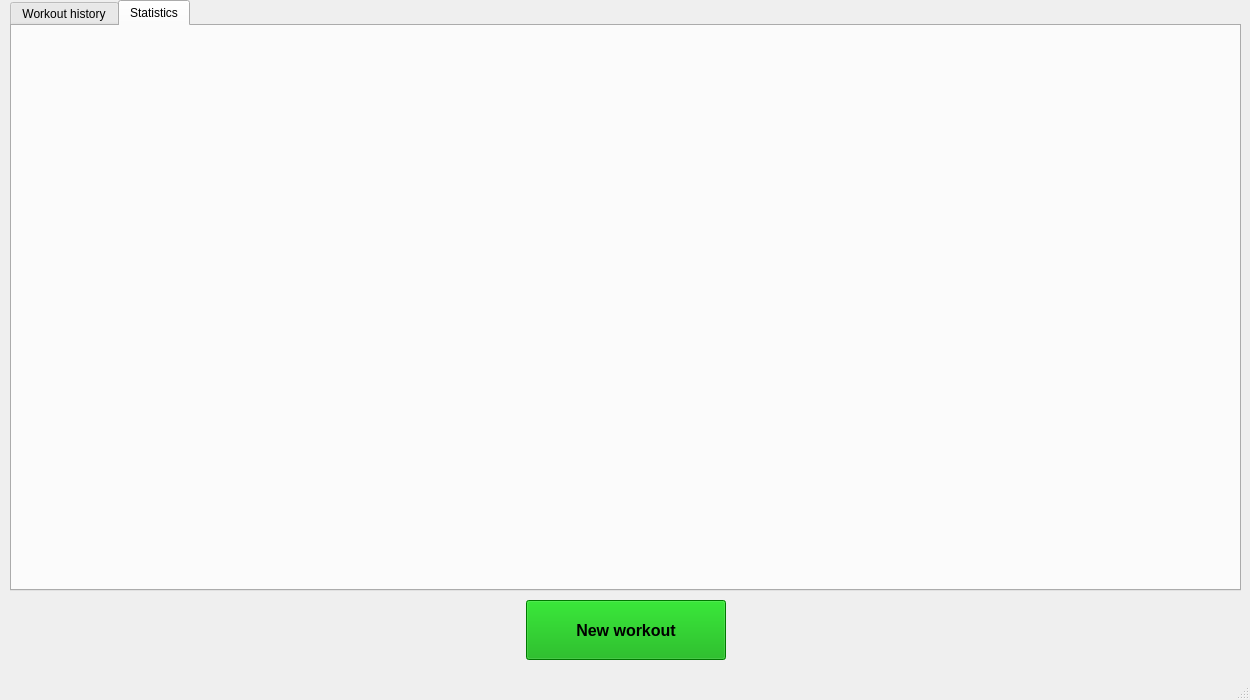
Old version of the form resources/mainwindow.ui in the repository CGodiksen/exercise-bike-logger.
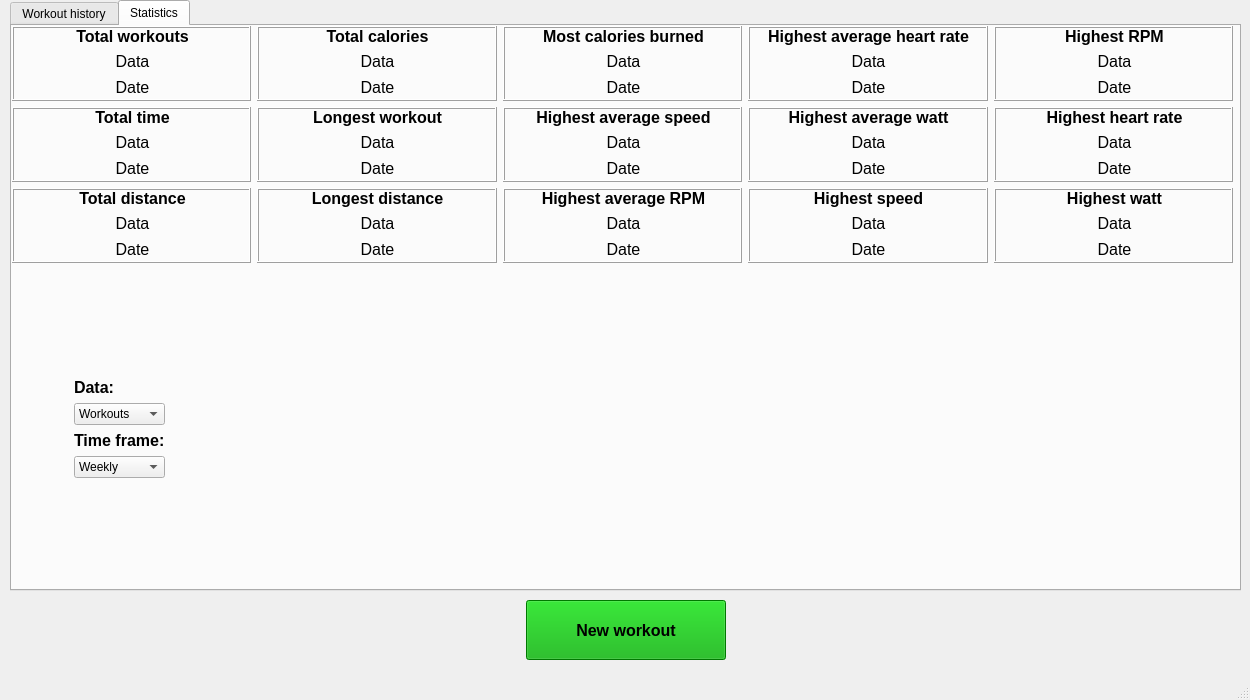
New version of the form. The open tabs and pages were chosen to show the change.

Commit message: Created the basic ui layout for the mainwindow page that contains the statistics.

```diff
--- a/resources/mainwindow.ui
+++ b/resources/mainwindow.ui
@@ -777,6 +777,1216 @@
      <attribute name="title">
       <string>Statistics</string>
      </attribute>
+     <widget class="QWidget" name="verticalLayoutWidget_14">
+      <property name="geometry">
+       <rect>
+        <x>0</x>
+        <y>0</y>
+        <width>1221</width>
+        <height>561</height>
+       </rect>
+      </property>
+      <layout class="QVBoxLayout" name="verticalLayout_15">
+       <item>
+        <layout class="QGridLayout" name="gridLayout_3">
+         <item row="2" column="0">
+          <widget class="QFrame" name="frame_13">
+           <property name="minimumSize">
+            <size>
+             <width>75</width>
+             <height>75</height>
+            </size>
+           </property>
+           <property name="frameShape">
+            <enum>QFrame::Box</enum>
+           </property>
+           <property name="frameShadow">
+            <enum>QFrame::Raised</enum>
+           </property>
+           <widget class="QWidget" name="verticalLayoutWidget_16">
+            <property name="geometry">
+             <rect>
+              <x>0</x>
+              <y>0</y>
+              <width>241</width>
+              <height>71</height>
+             </rect>
+            </property>
+            <layout class="QVBoxLayout" name="verticalLayout_18">
+             <item>
+              <widget class="QLabel" name="label_22">
+               <property name="font">
+                <font>
+                 <pointsize>12</pointsize>
+                 <weight>75</weight>
+                 <bold>true</bold>
+                </font>
+               </property>
+               <property name="text">
+                <string>Total distance</string>
+               </property>
+               <property name="alignment">
+                <set>Qt::AlignCenter</set>
+               </property>
+              </widget>
+             </item>
+             <item>
+              <widget class="QLabel" name="totalDistanceLabel">
+               <property name="font">
+                <font>
+                 <pointsize>12</pointsize>
+                </font>
+               </property>
+               <property name="text">
+                <string>Data</string>
+               </property>
+               <property name="alignment">
+                <set>Qt::AlignCenter</set>
+               </property>
+              </widget>
+             </item>
+             <item>
+              <widget class="QLabel" name="label_23">
+               <property name="font">
+                <font>
+                 <pointsize>12</pointsize>
+                </font>
+               </property>
+               <property name="text">
+                <string>Date</string>
+               </property>
+               <property name="alignment">
+                <set>Qt::AlignCenter</set>
+               </property>
+              </widget>
+             </item>
+            </layout>
+           </widget>
+          </widget>
+         </item>
+         <item row="2" column="4">
+          <widget class="QFrame" name="frame_17">
+           <property name="frameShape">
+            <enum>QFrame::Box</enum>
+           </property>
+           <property name="frameShadow">
+            <enum>QFrame::Raised</enum>
+           </property>
+           <widget class="QWidget" name="verticalLayoutWidget_32">
+            <property name="geometry">
+             <rect>
+              <x>0</x>
+              <y>0</y>
+              <width>241</width>
+              <height>71</height>
+             </rect>
+            </property>
+            <layout class="QVBoxLayout" name="verticalLayout_35">
+             <item>
+              <widget class="QLabel" name="label_52">
+               <property name="font">
+                <font>
+                 <pointsize>12</pointsize>
+                 <weight>75</weight>
+                 <bold>true</bold>
+                </font>
+               </property>
+               <property name="text">
+                <string>Highest watt</string>
+               </property>
+               <property name="alignment">
+                <set>Qt::AlignCenter</set>
+               </property>
+              </widget>
+             </item>
+             <item>
+              <widget class="QLabel" name="highWattLabel">
+               <property name="font">
+                <font>
+                 <pointsize>12</pointsize>
+                </font>
+               </property>
+               <property name="text">
+                <string>Data</string>
+               </property>
+               <property name="alignment">
+                <set>Qt::AlignCenter</set>
+               </property>
+              </widget>
+             </item>
+             <item>
+              <widget class="QLabel" name="label_53">
+               <property name="font">
+                <font>
+                 <pointsize>12</pointsize>
+                </font>
+               </property>
+               <property name="text">
+                <string>Date</string>
+               </property>
+               <property name="alignment">
+                <set>Qt::AlignCenter</set>
+               </property>
+              </widget>
+             </item>
+            </layout>
+           </widget>
+          </widget>
+         </item>
+         <item row="2" column="3">
+          <widget class="QFrame" name="frame_16">
+           <property name="frameShape">
+            <enum>QFrame::Box</enum>
+           </property>
+           <property name="frameShadow">
+            <enum>QFrame::Raised</enum>
+           </property>
+           <widget class="QWidget" name="verticalLayoutWidget_29">
+            <property name="geometry">
+             <rect>
+              <x>0</x>
+              <y>0</y>
+              <width>241</width>
+              <height>71</height>
+             </rect>
+            </property>
+            <layout class="QVBoxLayout" name="verticalLayout_32">
+             <item>
+              <widget class="QLabel" name="label_46">
+               <property name="font">
+                <font>
+                 <pointsize>12</pointsize>
+                 <weight>75</weight>
+                 <bold>true</bold>
+                </font>
+               </property>
+               <property name="text">
+                <string>Highest speed</string>
+               </property>
+               <property name="alignment">
+                <set>Qt::AlignCenter</set>
+               </property>
+              </widget>
+             </item>
+             <item>
+              <widget class="QLabel" name="highSpeedLabel">
+               <property name="font">
+                <font>
+                 <pointsize>12</pointsize>
+                </font>
+               </property>
+               <property name="text">
+                <string>Data</string>
+               </property>
+               <property name="alignment">
+                <set>Qt::AlignCenter</set>
+               </property>
+              </widget>
+             </item>
+             <item>
+              <widget class="QLabel" name="label_47">
+               <property name="font">
+                <font>
+                 <pointsize>12</pointsize>
+                </font>
+               </property>
+               <property name="text">
+                <string>Date</string>
+               </property>
+               <property name="alignment">
+                <set>Qt::AlignCenter</set>
+               </property>
+              </widget>
+             </item>
+            </layout>
+           </widget>
+          </widget>
+         </item>
+         <item row="0" column="4">
+          <widget class="QFrame" name="frame_27">
+           <property name="frameShape">
+            <enum>QFrame::Box</enum>
+           </property>
+           <property name="frameShadow">
+            <enum>QFrame::Raised</enum>
+           </property>
+           <widget class="QWidget" name="verticalLayoutWidget_30">
+            <property name="geometry">
+             <rect>
+              <x>0</x>
+              <y>0</y>
+              <width>241</width>
+              <height>71</height>
+             </rect>
+            </property>
+            <layout class="QVBoxLayout" name="verticalLayout_33">
+             <item>
+              <widget class="QLabel" name="label_48">
+               <property name="font">
+                <font>
+                 <pointsize>12</pointsize>
+                 <weight>75</weight>
+                 <bold>true</bold>
+                </font>
+               </property>
+               <property name="text">
+                <string>Highest RPM</string>
+               </property>
+               <property name="alignment">
+                <set>Qt::AlignCenter</set>
+               </property>
+              </widget>
+             </item>
+             <item>
+              <widget class="QLabel" name="highRPMLabel">
+               <property name="font">
+                <font>
+                 <pointsize>12</pointsize>
+                </font>
+               </property>
+               <property name="text">
+                <string>Data</string>
+               </property>
+               <property name="alignment">
+                <set>Qt::AlignCenter</set>
+               </property>
+              </widget>
+             </item>
+             <item>
+              <widget class="QLabel" name="label_49">
+               <property name="font">
+                <font>
+                 <pointsize>12</pointsize>
+                </font>
+               </property>
+               <property name="text">
+                <string>Date</string>
+               </property>
+               <property name="alignment">
+                <set>Qt::AlignCenter</set>
+               </property>
+              </widget>
+             </item>
+            </layout>
+           </widget>
+          </widget>
+         </item>
+         <item row="0" column="3">
+          <widget class="QFrame" name="frame_26">
+           <property name="frameShape">
+            <enum>QFrame::Box</enum>
+           </property>
+           <property name="frameShadow">
+            <enum>QFrame::Raised</enum>
+           </property>
+           <widget class="QWidget" name="verticalLayoutWidget_27">
+            <property name="geometry">
+             <rect>
+              <x>0</x>
+              <y>0</y>
+              <width>241</width>
+              <height>71</height>
+             </rect>
+            </property>
+            <layout class="QVBoxLayout" name="verticalLayout_30">
+             <item>
+              <widget class="QLabel" name="label_42">
+               <property name="font">
+                <font>
+                 <pointsize>12</pointsize>
+                 <weight>75</weight>
+                 <bold>true</bold>
+                </font>
+               </property>
+               <property name="text">
+                <string>Highest average heart rate</string>
+               </property>
+               <property name="alignment">
+                <set>Qt::AlignCenter</set>
+               </property>
+              </widget>
+             </item>
+             <item>
+              <widget class="QLabel" name="highAvgHeartRateLabel">
+               <property name="font">
+                <font>
+                 <pointsize>12</pointsize>
+                </font>
+               </property>
+               <property name="text">
+                <string>Data</string>
+               </property>
+               <property name="alignment">
+                <set>Qt::AlignCenter</set>
+               </property>
+              </widget>
+             </item>
+             <item>
+              <widget class="QLabel" name="label_43">
+               <property name="font">
+                <font>
+                 <pointsize>12</pointsize>
+                </font>
+               </property>
+               <property name="text">
+                <string>Date</string>
+               </property>
+               <property name="alignment">
+                <set>Qt::AlignCenter</set>
+               </property>
+              </widget>
+             </item>
+            </layout>
+           </widget>
+          </widget>
+         </item>
+         <item row="1" column="1">
+          <widget class="QFrame" name="frame_19">
+           <property name="frameShape">
+            <enum>QFrame::Box</enum>
+           </property>
+           <property name="frameShadow">
+            <enum>QFrame::Raised</enum>
+           </property>
+           <widget class="QWidget" name="verticalLayoutWidget_21">
+            <property name="geometry">
+             <rect>
+              <x>0</x>
+              <y>0</y>
+              <width>241</width>
+              <height>71</height>
+             </rect>
+            </property>
+            <layout class="QVBoxLayout" name="verticalLayout_20">
+             <item>
+              <widget class="QLabel" name="label_30">
+               <property name="font">
+                <font>
+                 <pointsize>12</pointsize>
+                 <weight>75</weight>
+                 <bold>true</bold>
+                </font>
+               </property>
+               <property name="text">
+                <string>Longest workout</string>
+               </property>
+               <property name="alignment">
+                <set>Qt::AlignCenter</set>
+               </property>
+              </widget>
+             </item>
+             <item>
+              <widget class="QLabel" name="longestWorkoutLabel">
+               <property name="font">
+                <font>
+                 <pointsize>12</pointsize>
+                </font>
+               </property>
+               <property name="text">
+                <string>Data</string>
+               </property>
+               <property name="alignment">
+                <set>Qt::AlignCenter</set>
+               </property>
+              </widget>
+             </item>
+             <item>
+              <widget class="QLabel" name="label_31">
+               <property name="font">
+                <font>
+                 <pointsize>12</pointsize>
+                </font>
+               </property>
+               <property name="text">
+                <string>Date</string>
+               </property>
+               <property name="alignment">
+                <set>Qt::AlignCenter</set>
+               </property>
+              </widget>
+             </item>
+            </layout>
+           </widget>
+          </widget>
+         </item>
+         <item row="1" column="4">
+          <widget class="QFrame" name="frame_22">
+           <property name="frameShape">
+            <enum>QFrame::Box</enum>
+           </property>
+           <property name="frameShadow">
+            <enum>QFrame::Raised</enum>
+           </property>
+           <widget class="QWidget" name="verticalLayoutWidget_31">
+            <property name="geometry">
+             <rect>
+              <x>0</x>
+              <y>0</y>
+              <width>241</width>
+              <height>71</height>
+             </rect>
+            </property>
+            <layout class="QVBoxLayout" name="verticalLayout_34">
+             <item>
+              <widget class="QLabel" name="label_50">
+               <property name="font">
+                <font>
+                 <pointsize>12</pointsize>
+                 <weight>75</weight>
+                 <bold>true</bold>
+                </font>
+               </property>
+               <property name="text">
+                <string>Highest heart rate</string>
+               </property>
+               <property name="alignment">
+                <set>Qt::AlignCenter</set>
+               </property>
+              </widget>
+             </item>
+             <item>
+              <widget class="QLabel" name="highHeartRateLabel">
+               <property name="font">
+                <font>
+                 <pointsize>12</pointsize>
+                </font>
+               </property>
+               <property name="text">
+                <string>Data</string>
+               </property>
+               <property name="alignment">
+                <set>Qt::AlignCenter</set>
+               </property>
+              </widget>
+             </item>
+             <item>
+              <widget class="QLabel" name="label_51">
+               <property name="font">
+                <font>
+                 <pointsize>12</pointsize>
+                </font>
+               </property>
+               <property name="text">
+                <string>Date</string>
+               </property>
+               <property name="alignment">
+                <set>Qt::AlignCenter</set>
+               </property>
+              </widget>
+             </item>
+            </layout>
+           </widget>
+          </widget>
+         </item>
+         <item row="1" column="2">
+          <widget class="QFrame" name="frame_20">
+           <property name="frameShape">
+            <enum>QFrame::Box</enum>
+           </property>
+           <property name="frameShadow">
+            <enum>QFrame::Raised</enum>
+           </property>
+           <widget class="QWidget" name="verticalLayoutWidget_25">
+            <property name="geometry">
+             <rect>
+              <x>0</x>
+              <y>0</y>
+              <width>241</width>
+              <height>71</height>
+             </rect>
+            </property>
+            <layout class="QVBoxLayout" name="verticalLayout_28">
+             <item>
+              <widget class="QLabel" name="label_38">
+               <property name="font">
+                <font>
+                 <pointsize>12</pointsize>
+                 <weight>75</weight>
+                 <bold>true</bold>
+                </font>
+               </property>
+               <property name="text">
+                <string>Highest average speed</string>
+               </property>
+               <property name="alignment">
+                <set>Qt::AlignCenter</set>
+               </property>
+              </widget>
+             </item>
+             <item>
+              <widget class="QLabel" name="highAvgSpeedLabel">
+               <property name="font">
+                <font>
+                 <pointsize>12</pointsize>
+                </font>
+               </property>
+               <property name="text">
+                <string>Data</string>
+               </property>
+               <property name="alignment">
+                <set>Qt::AlignCenter</set>
+               </property>
+              </widget>
+             </item>
+             <item>
+              <widget class="QLabel" name="label_39">
+               <property name="font">
+                <font>
+                 <pointsize>12</pointsize>
+                </font>
+               </property>
+               <property name="text">
+                <string>Date</string>
+               </property>
+               <property name="alignment">
+                <set>Qt::AlignCenter</set>
+               </property>
+              </widget>
+             </item>
+            </layout>
+           </widget>
+          </widget>
+         </item>
+         <item row="0" column="2">
+          <widget class="QFrame" name="frame_25">
+           <property name="frameShape">
+            <enum>QFrame::Box</enum>
+           </property>
+           <property name="frameShadow">
+            <enum>QFrame::Raised</enum>
+           </property>
+           <widget class="QWidget" name="verticalLayoutWidget_24">
+            <property name="geometry">
+             <rect>
+              <x>0</x>
+              <y>0</y>
+              <width>241</width>
+              <height>71</height>
+             </rect>
+            </property>
+            <layout class="QVBoxLayout" name="verticalLayout_27">
+             <item>
+              <widget class="QLabel" name="label_36">
+               <property name="font">
+                <font>
+                 <pointsize>12</pointsize>
+                 <weight>75</weight>
+                 <bold>true</bold>
+                </font>
+               </property>
+               <property name="text">
+                <string>Most calories burned</string>
+               </property>
+               <property name="alignment">
+                <set>Qt::AlignCenter</set>
+               </property>
+              </widget>
+             </item>
+             <item>
+              <widget class="QLabel" name="mostCaloriesBurnedLabel">
+               <property name="font">
+                <font>
+                 <pointsize>12</pointsize>
+                </font>
+               </property>
+               <property name="text">
+                <string>Data</string>
+               </property>
+               <property name="alignment">
+                <set>Qt::AlignCenter</set>
+               </property>
+              </widget>
+             </item>
+             <item>
+              <widget class="QLabel" name="label_37">
+               <property name="font">
+                <font>
+                 <pointsize>12</pointsize>
+                </font>
+               </property>
+               <property name="text">
+                <string>Date</string>
+               </property>
+               <property name="alignment">
+                <set>Qt::AlignCenter</set>
+               </property>
+              </widget>
+             </item>
+            </layout>
+           </widget>
+          </widget>
+         </item>
+         <item row="1" column="3">
+          <widget class="QFrame" name="frame_21">
+           <property name="frameShape">
+            <enum>QFrame::Box</enum>
+           </property>
+           <property name="frameShadow">
+            <enum>QFrame::Raised</enum>
+           </property>
+           <widget class="QWidget" name="verticalLayoutWidget_28">
+            <property name="geometry">
+             <rect>
+              <x>0</x>
+              <y>0</y>
+              <width>241</width>
+              <height>71</height>
+             </rect>
+            </property>
+            <layout class="QVBoxLayout" name="verticalLayout_31">
+             <item>
+              <widget class="QLabel" name="label_44">
+               <property name="font">
+                <font>
+                 <pointsize>12</pointsize>
+                 <weight>75</weight>
+                 <bold>true</bold>
+                </font>
+               </property>
+               <property name="text">
+                <string>Highest average watt</string>
+               </property>
+               <property name="alignment">
+                <set>Qt::AlignCenter</set>
+               </property>
+              </widget>
+             </item>
+             <item>
+              <widget class="QLabel" name="highAvgWattLabel">
+               <property name="font">
+                <font>
+                 <pointsize>12</pointsize>
+                </font>
+               </property>
+               <property name="text">
+                <string>Data</string>
+               </property>
+               <property name="alignment">
+                <set>Qt::AlignCenter</set>
+               </property>
+              </widget>
+             </item>
+             <item>
+              <widget class="QLabel" name="label_45">
+               <property name="font">
+                <font>
+                 <pointsize>12</pointsize>
+                </font>
+               </property>
+               <property name="text">
+                <string>Date</string>
+               </property>
+               <property name="alignment">
+                <set>Qt::AlignCenter</set>
+               </property>
+              </widget>
+             </item>
+            </layout>
+           </widget>
+          </widget>
+         </item>
+         <item row="0" column="0">
+          <widget class="QFrame" name="frame_23">
+           <property name="minimumSize">
+            <size>
+             <width>0</width>
+             <height>75</height>
+            </size>
+           </property>
+           <property name="frameShape">
+            <enum>QFrame::Box</enum>
+           </property>
+           <property name="frameShadow">
+            <enum>QFrame::Raised</enum>
+           </property>
+           <widget class="QWidget" name="verticalLayoutWidget_13">
+            <property name="geometry">
+             <rect>
+              <x>0</x>
+              <y>0</y>
+              <width>241</width>
+              <height>71</height>
+             </rect>
+            </property>
+            <layout class="QVBoxLayout" name="verticalLayout_16">
+             <item>
+              <widget class="QLabel" name="label_18">
+               <property name="font">
+                <font>
+                 <pointsize>12</pointsize>
+                 <weight>75</weight>
+                 <bold>true</bold>
+                </font>
+               </property>
+               <property name="text">
+                <string>Total workouts</string>
+               </property>
+               <property name="alignment">
+                <set>Qt::AlignCenter</set>
+               </property>
+              </widget>
+             </item>
+             <item>
+              <widget class="QLabel" name="totalWorkoutsLabel">
+               <property name="font">
+                <font>
+                 <pointsize>12</pointsize>
+                </font>
+               </property>
+               <property name="text">
+                <string>Data</string>
+               </property>
+               <property name="alignment">
+                <set>Qt::AlignCenter</set>
+               </property>
+              </widget>
+             </item>
+             <item>
+              <widget class="QLabel" name="label_20">
+               <property name="font">
+                <font>
+                 <pointsize>12</pointsize>
+                </font>
+               </property>
+               <property name="text">
+                <string>Date</string>
+               </property>
+               <property name="alignment">
+                <set>Qt::AlignCenter</set>
+               </property>
+              </widget>
+             </item>
+            </layout>
+           </widget>
+          </widget>
+         </item>
+         <item row="2" column="1">
+          <widget class="QFrame" name="frame_14">
+           <property name="frameShape">
+            <enum>QFrame::Box</enum>
+           </property>
+           <property name="frameShadow">
+            <enum>QFrame::Raised</enum>
+           </property>
+           <widget class="QWidget" name="verticalLayoutWidget_23">
+            <property name="geometry">
+             <rect>
+              <x>0</x>
+              <y>0</y>
+              <width>241</width>
+              <height>71</height>
+             </rect>
+            </property>
+            <layout class="QVBoxLayout" name="verticalLayout_22">
+             <item>
+              <widget class="QLabel" name="label_32">
+               <property name="font">
+                <font>
+                 <pointsize>12</pointsize>
+                 <weight>75</weight>
+                 <bold>true</bold>
+                </font>
+               </property>
+               <property name="text">
+                <string>Longest distance</string>
+               </property>
+               <property name="alignment">
+                <set>Qt::AlignCenter</set>
+               </property>
+              </widget>
+             </item>
+             <item>
+              <widget class="QLabel" name="longestDistanceLabel">
+               <property name="font">
+                <font>
+                 <pointsize>12</pointsize>
+                </font>
+               </property>
+               <property name="text">
+                <string>Data</string>
+               </property>
+               <property name="alignment">
+                <set>Qt::AlignCenter</set>
+               </property>
+              </widget>
+             </item>
+             <item>
+              <widget class="QLabel" name="label_33">
+               <property name="font">
+                <font>
+                 <pointsize>12</pointsize>
+                </font>
+               </property>
+               <property name="text">
+                <string>Date</string>
+               </property>
+               <property name="alignment">
+                <set>Qt::AlignCenter</set>
+               </property>
+              </widget>
+             </item>
+            </layout>
+           </widget>
+          </widget>
+         </item>
+         <item row="1" column="0">
+          <widget class="QFrame" name="frame_18">
+           <property name="minimumSize">
+            <size>
+             <width>75</width>
+             <height>75</height>
+            </size>
+           </property>
+           <property name="frameShape">
+            <enum>QFrame::Box</enum>
+           </property>
+           <property name="frameShadow">
+            <enum>QFrame::Raised</enum>
+           </property>
+           <widget class="QWidget" name="verticalLayoutWidget_15">
+            <property name="geometry">
+             <rect>
+              <x>0</x>
+              <y>0</y>
+              <width>241</width>
+              <height>71</height>
+             </rect>
+            </property>
+            <layout class="QVBoxLayout" name="verticalLayout_17">
+             <item>
+              <widget class="QLabel" name="label_19">
+               <property name="font">
+                <font>
+                 <pointsize>12</pointsize>
+                 <weight>75</weight>
+                 <bold>true</bold>
+                </font>
+               </property>
+               <property name="text">
+                <string>Total time</string>
+               </property>
+               <property name="alignment">
+                <set>Qt::AlignCenter</set>
+               </property>
+              </widget>
+             </item>
+             <item>
+              <widget class="QLabel" name="totalTimeLabel">
+               <property name="font">
+                <font>
+                 <pointsize>12</pointsize>
+                </font>
+               </property>
+               <property name="text">
+                <string>Data</string>
+               </property>
+               <property name="alignment">
+                <set>Qt::AlignCenter</set>
+               </property>
+              </widget>
+             </item>
+             <item>
+              <widget class="QLabel" name="label_21">
+               <property name="font">
+                <font>
+                 <pointsize>12</pointsize>
+                </font>
+               </property>
+               <property name="text">
+                <string>Date</string>
+               </property>
+               <property name="alignment">
+                <set>Qt::AlignCenter</set>
+               </property>
+              </widget>
+             </item>
+            </layout>
+           </widget>
+          </widget>
+         </item>
+         <item row="0" column="1">
+          <widget class="QFrame" name="frame_24">
+           <property name="frameShape">
+            <enum>QFrame::Box</enum>
+           </property>
+           <property name="frameShadow">
+            <enum>QFrame::Raised</enum>
+           </property>
+           <widget class="QWidget" name="verticalLayoutWidget_18">
+            <property name="geometry">
+             <rect>
+              <x>0</x>
+              <y>0</y>
+              <width>241</width>
+              <height>71</height>
+             </rect>
+            </property>
+            <layout class="QVBoxLayout" name="verticalLayout_19">
+             <item>
+              <widget class="QLabel" name="label_25">
+               <property name="font">
+                <font>
+                 <pointsize>12</pointsize>
+                 <weight>75</weight>
+                 <bold>true</bold>
+                </font>
+               </property>
+               <property name="text">
+                <string>Total calories</string>
+               </property>
+               <property name="alignment">
+                <set>Qt::AlignCenter</set>
+               </property>
+              </widget>
+             </item>
+             <item>
+              <widget class="QLabel" name="totalCaloriesLabel">
+               <property name="font">
+                <font>
+                 <pointsize>12</pointsize>
+                </font>
+               </property>
+               <property name="text">
+                <string>Data</string>
+               </property>
+               <property name="alignment">
+                <set>Qt::AlignCenter</set>
+               </property>
+              </widget>
+             </item>
+             <item>
+              <widget class="QLabel" name="label_28">
+               <property name="font">
+                <font>
+                 <pointsize>12</pointsize>
+                </font>
+               </property>
+               <property name="text">
+                <string>Date</string>
+               </property>
+               <property name="alignment">
+                <set>Qt::AlignCenter</set>
+               </property>
+              </widget>
+             </item>
+            </layout>
+           </widget>
+          </widget>
+         </item>
+         <item row="2" column="2">
+          <widget class="QFrame" name="frame_15">
+           <property name="frameShape">
+            <enum>QFrame::Box</enum>
+           </property>
+           <property name="frameShadow">
+            <enum>QFrame::Raised</enum>
+           </property>
+           <widget class="QWidget" name="verticalLayoutWidget_26">
+            <property name="geometry">
+             <rect>
+              <x>0</x>
+              <y>0</y>
+              <width>241</width>
+              <height>71</height>
+             </rect>
+            </property>
+            <layout class="QVBoxLayout" name="verticalLayout_29">
+             <item>
+              <widget class="QLabel" name="label_40">
+               <property name="font">
+                <font>
+                 <pointsize>12</pointsize>
+                 <weight>75</weight>
+                 <bold>true</bold>
+                </font>
+               </property>
+               <property name="text">
+                <string>Highest average RPM</string>
+               </property>
+               <property name="alignment">
+                <set>Qt::AlignCenter</set>
+               </property>
+              </widget>
+             </item>
+             <item>
+              <widget class="QLabel" name="highAvgRPMLabel">
+               <property name="font">
+                <font>
+                 <pointsize>12</pointsize>
+                </font>
+               </property>
+               <property name="text">
+                <string>Data</string>
+               </property>
+               <property name="alignment">
+                <set>Qt::AlignCenter</set>
+               </property>
+              </widget>
+             </item>
+             <item>
+              <widget class="QLabel" name="label_41">
+               <property name="font">
+                <font>
+                 <pointsize>12</pointsize>
+                </font>
+               </property>
+               <property name="text">
+                <string>Date</string>
+               </property>
+               <property name="alignment">
+                <set>Qt::AlignCenter</set>
+               </property>
+              </widget>
+             </item>
+            </layout>
+           </widget>
+          </widget>
+         </item>
+        </layout>
+       </item>
+       <item>
+        <layout class="QHBoxLayout" name="horizontalLayout_3">
+         <item>
+          <spacer name="horizontalSpacer_3">
+           <property name="orientation">
+            <enum>Qt::Horizontal</enum>
+           </property>
+           <property name="sizeHint" stdset="0">
+            <size>
+             <width>40</width>
+             <height>20</height>
+            </size>
+           </property>
+          </spacer>
+         </item>
+         <item>
+          <layout class="QVBoxLayout" name="verticalLayout_14">
+           <item>
+            <spacer name="verticalSpacer_2">
+             <property name="orientation">
+              <enum>Qt::Vertical</enum>
+             </property>
+             <property name="sizeHint" stdset="0">
+              <size>
+               <width>20</width>
+               <height>40</height>
+              </size>
+             </property>
+            </spacer>
+           </item>
+           <item>
+            <widget class="QLabel" name="label_16">
+             <property name="font">
+              <font>
+               <pointsize>12</pointsize>
+               <weight>75</weight>
+               <bold>true</bold>
+              </font>
+             </property>
+             <property name="text">
+              <string>Data:</string>
+             </property>
+            </widget>
+           </item>
+           <item>
+            <widget class="QComboBox" name="comboBox">
+             <item>
+              <property name="text">
+               <string>Workouts</string>
+              </property>
+             </item>
+             <item>
+              <property name="text">
+               <string>TIme</string>
+              </property>
+             </item>
+             <item>
+              <property name="text">
+               <string>Distance</string>
+              </property>
+             </item>
+             <item>
+              <property name="text">
+               <string>Calories</string>
+              </property>
+             </item>
+            </widget>
+           </item>
+           <item>
+            <widget class="QLabel" name="label_17">
+             <property name="font">
+              <font>
+               <pointsize>12</pointsize>
+               <weight>75</weight>
+               <bold>true</bold>
+              </font>
+             </property>
+             <property name="text">
+              <string>Time frame:</string>
+             </property>
+            </widget>
+           </item>
+           <item>
+            <widget class="QComboBox" name="comboBox_2">
+             <item>
+              <property name="text">
+               <string>Weekly</string>
+              </property>
+             </item>
+             <item>
+              <property name="text">
+               <string>Monthly</string>
+              </property>
+             </item>
+             <item>
+              <property name="text">
+               <string>Yearly</string>
+              </property>
+             </item>
+            </widget>
+           </item>
+           <item>
+            <spacer name="verticalSpacer_3">
+             <property name="orientation">
+              <enum>Qt::Vertical</enum>
+             </property>
+             <property name="sizeHint" stdset="0">
+              <size>
+               <width>20</width>
+               <height>40</height>
+              </size>
+             </property>
+            </spacer>
+           </item>
+          </layout>
+         </item>
+         <item>
+          <spacer name="horizontalSpacer_4">
+           <property name="orientation">
+            <enum>Qt::Horizontal</enum>
+           </property>
+           <property name="sizeHint" stdset="0">
+            <size>
+             <width>40</width>
+             <height>20</height>
+            </size>
+           </property>
+          </spacer>
+         </item>
+         <item>
+          <widget class="QWidget" name="widget" native="true">
+           <property name="minimumSize">
+            <size>
+             <width>1000</width>
+             <height>300</height>
+            </size>
+           </property>
+          </widget>
+         </item>
+        </layout>
+       </item>
+      </layout>
+     </widget>
     </widget>
    </widget>
    <widget class="QWidget" name="horizontalLayoutWidget">
```
Left out of the diff: 41 changed lines with no effect on the pictures.
